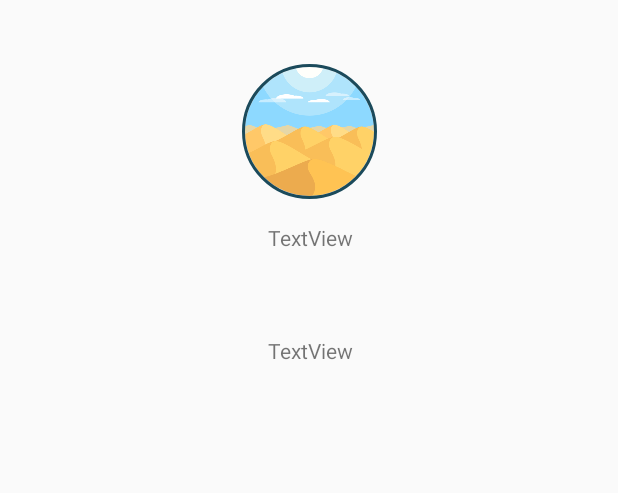
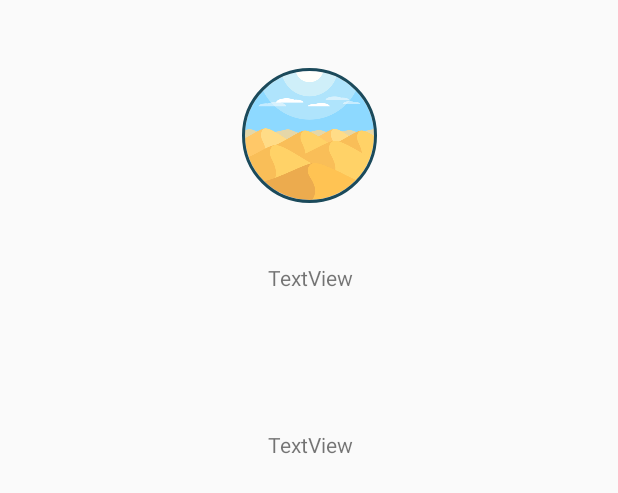
Before and after one commit to WKilliam/SurvieApp, an Android app: the layout custum_gestion_guide_activity.xml on its own in the app's theme, with its tools: preview values and no code run, on a phone screen of 412 x 824 dp. Shown: the top 493 px of the screen. Run offline under Robolectric (Android 15) with nearby library versions, the phone set to English and light mode, and no system bars.

Commit message:
link mainActivity / guide good

```diff
--- a/SurvieApp/app/src/main/java/com/learn/survieapp/activityfallow/MainActivity.java
+++ b/SurvieApp/app/src/main/java/com/learn/survieapp/activityfallow/MainActivity.java
@@ -92,7 +92,7 @@ public class MainActivity extends AppCompatActivity implements View.OnClickListe
         for (int i = 0; i < valeur.size(); i++) {
             Log.i("data", "> Item " + i + "\n" + valeur.get(i));
             valeurRegion.add(valeur.get(i).getValeur_Region_Data());
-            valeurRegionImageview.add(R.drawable.regiondesert);
+            valeurRegionImageview.add(valeur.get(i).getValeurRegionImageviewData());
             valeurSurvie.add(valeur.get(i).getValeur_Survie_Data());
             valeurNourriture.add(valeur.get(i).getValeur_Nourriture_Data());
             valeurEau.add(valeur.get(i).getValeur_Eau_Data());
--- a/SurvieApp/app/src/main/java/com/learn/survieapp/activityfallow/PropotypeActivity.java
+++ b/SurvieApp/app/src/main/java/com/learn/survieapp/activityfallow/PropotypeActivity.java
@@ -26,8 +26,8 @@ public class PropotypeActivity extends AppCompatActivity {
     protected void onCreate(Bundle savedInstanceState) {
         super.onCreate(savedInstanceState);
         setContentView(R.layout.activity_propotype);
-        Log.i("takeid","image"+R.drawable.iconpetitcompas);//2131099760
-        Log.i("takeid","image"+R.drawable.iconpetitecarte);//2131099761
-        Log.i("takeid","image"+R.drawable.iconechampigion);//2131099757
+        Log.i("takeid","image"+R.drawable.regionforet);//2131099783
+        Log.i("takeid","image"+R.drawable.regionmontagne);//2131099784
+        Log.i("takeid","image"+R.drawable.regiondesert);//
     }
 }
--- a/SurvieApp/app/src/main/res/layout/custum_gestion_guide_activity.xml
+++ b/SurvieApp/app/src/main/res/layout/custum_gestion_guide_activity.xml
@@ -4,41 +4,41 @@
     xmlns:tools="http://schemas.android.com/tools"
     android:id="@+id/stylercvgestion"
     android:layout_width="match_parent"
-    android:layout_height="300dp">
+    android:layout_height="400dp">
 
     <de.hdodenhof.circleimageview.CircleImageView
         android:id="@+id/imagedelaregionchoisie"
         android:layout_width="90dp"
         android:layout_height="90dp"
-        android:layout_marginBottom="8dp"
+        android:layout_marginTop="45dp"
         android:src="@drawable/regiondesert"
         app:civ_border_color="#1B4A5B"
         app:civ_border_width="2dp"
-        app:layout_constraintBottom_toTopOf="@+id/textdelaregionchoisie"
         app:layout_constraintEnd_toEndOf="parent"
-        app:layout_constraintStart_toStartOf="parent" />
+        app:layout_constraintStart_toStartOf="parent"
+        app:layout_constraintTop_toTopOf="parent" />
 
     <TextView
         android:id="@+id/text2detailregionchoisie"
-        android:layout_width="300dp"
+        android:layout_width="350dp"
         android:layout_height="100dp"
-        android:layout_marginBottom="16dp"
+        android:layout_marginTop="44dp"
         android:gravity="center"
         android:text="TextView"
-        app:layout_constraintBottom_toBottomOf="parent"
         app:layout_constraintEnd_toEndOf="@+id/textdelaregionchoisie"
-        app:layout_constraintStart_toStartOf="@+id/textdelaregionchoisie" />
+        app:layout_constraintStart_toStartOf="@+id/textdelaregionchoisie"
+        app:layout_constraintTop_toBottomOf="@+id/textdelaregionchoisie" />
 
     <TextView
         android:id="@+id/textdelaregionchoisie"
         android:layout_width="300dp"
         android:layout_height="35dp"
-        android:layout_marginBottom="8dp"
+        android:layout_marginTop="32dp"
         android:gravity="center"
         android:text="TextView"
-        app:layout_constraintBottom_toTopOf="@+id/text2detailregionchoisie"
         app:layout_constraintEnd_toEndOf="@+id/imagedelaregionchoisie"
-        app:layout_constraintStart_toStartOf="@+id/imagedelaregionchoisie" />
+        app:layout_constraintStart_toStartOf="@+id/imagedelaregionchoisie"
+        app:layout_constraintTop_toBottomOf="@+id/imagedelaregionchoisie" />
 
 
 </androidx.constraintlayout.widget.ConstraintLayout>
```
Also changed, not shown: SurvieApp/app/src/main/assets/Data.json (+5 -13 lines), SurvieApp/app/src/main/assets/Dessert.json (+9 -9 lines), SurvieApp/app/src/main/assets/Foret.json (+17 -0 lines), SurvieApp/app/src/main/assets/Montagne.json (+17 -0 lines), SurvieApp/app/src/main/java/com/learn/survieapp/activityfallow/GuideActivity.java (+17 -9 lines), SurvieApp/app/src/main/java/com/learn/survieapp/readDataClass/ReaderDataGuideActivity.java (added, +71 -0 lines).
